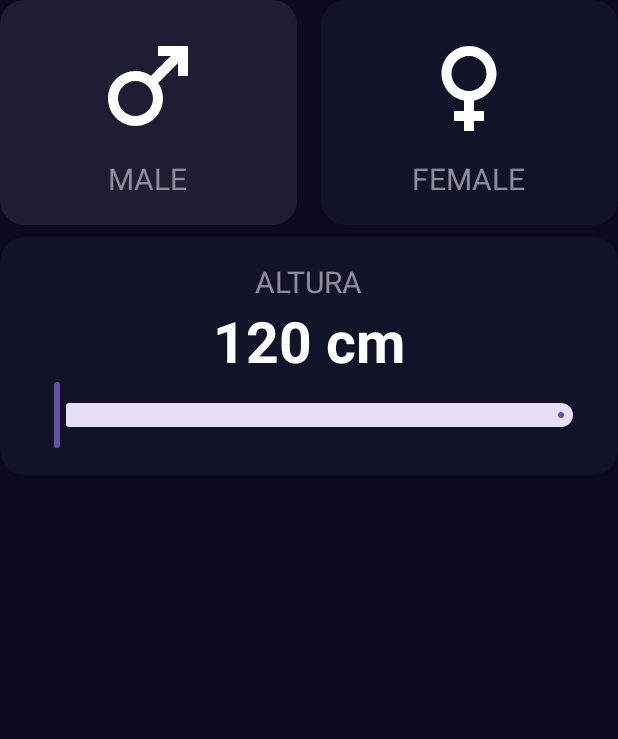
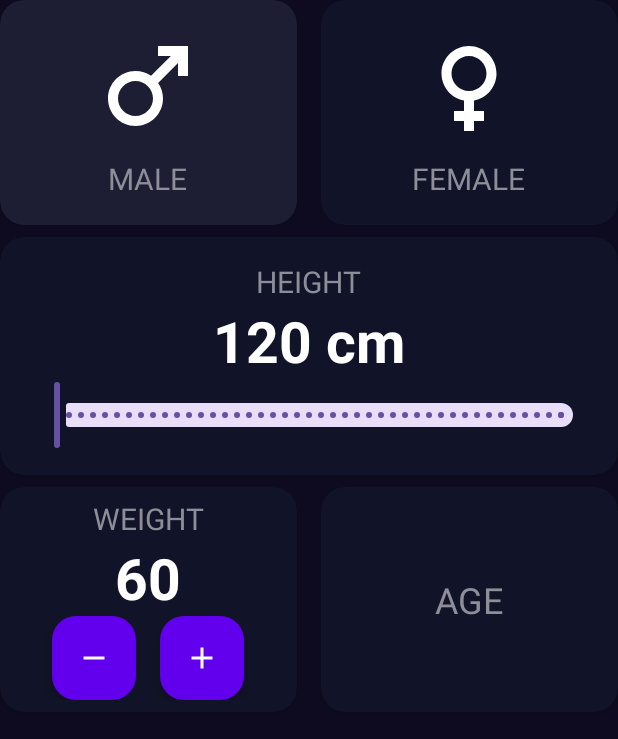
Before and after one commit to martinwilchesdev/android_basics, an Android app: the IMCCalculatorActivity screen opened directly, with no data from a screen before it, on a phone screen of 412 x 824 dp. Shown: the top 739 px of the screen. Run offline under Robolectric (Android 15) with nearby library versions, the phone set to English and light mode, and no system bars.

Commit message:
Componentes RangeSlider y FloatingActionButton

```diff
--- a/app/build.gradle.kts
+++ b/app/build.gradle.kts
@@ -1,4 +1,4 @@
-plugins {
+ plugins {
     alias(libs.plugins.android.application)
     alias(libs.plugins.jetbrains.kotlin.android)
 }
--- a/app/src/main/java/com/example/android/basics/IMCCalculator/IMCCalculatorActivity.kt
+++ b/app/src/main/java/com/example/android/basics/IMCCalculator/IMCCalculatorActivity.kt
@@ -1,26 +1,45 @@
 package com.example.android.basics.IMCCalculator
 
+import android.icu.text.DecimalFormat
+import android.os.Build
 import android.os.Bundle
-import android.util.Log
+import android.widget.TextView
 import androidx.activity.enableEdgeToEdge
+import androidx.annotation.RequiresApi
 import androidx.appcompat.app.AppCompatActivity
 import androidx.cardview.widget.CardView
 import androidx.core.content.ContextCompat
 import androidx.core.view.ViewCompat
 import androidx.core.view.WindowInsetsCompat
 import com.example.android.R
+import com.google.android.material.floatingactionbutton.FloatingActionButton
+import com.google.android.material.slider.RangeSlider
 
 class IMCCalculatorActivity : AppCompatActivity() {
+    // Variables que contienen valores iniciales o por defecto
     private var isMaleSelected = true
     private var isFemaleSelected = false
+    private var currentWeight = 60
 
     /**
      * Las variables declaradas con lateinit no es necesario que sean inicializadas de forma inmediata
      * permitiendo su inicilizacion en este caso fuera del metodo onCreate
      * */
+
+    // Componentes CardView que contienen la informacion del genero de la persona
     private lateinit var cardViewMale: CardView
     private lateinit var cardViewFemale: CardView
 
+    // Altura de la persona, (texto y rango)
+    private lateinit var textHeight: TextView
+    private lateinit var rangeHeight: RangeSlider
+
+    //  Peso y edad de la persona, (texto y botones de accion para incrementar o restar la edad)
+    private lateinit var btnSubtractWeight: FloatingActionButton
+    private lateinit var btnAddWeight: FloatingActionButton
+    private lateinit var weightText: TextView
+
+    @RequiresApi(Build.VERSION_CODES.N)
     override fun onCreate(savedInstanceState: Bundle?) {
         super.onCreate(savedInstanceState)
         enableEdgeToEdge()
@@ -39,9 +58,15 @@ class IMCCalculatorActivity : AppCompatActivity() {
     private fun initComponents() {
         cardViewMale = findViewById<CardView>(R.id.cardViewMale)
         cardViewFemale = findViewById<CardView>(R.id.cardViewFemale)
+        textHeight = findViewById<TextView>(R.id.height)
+        rangeHeight = findViewById<RangeSlider>(R.id.rangeHeight)
+        btnSubtractWeight = findViewById<FloatingActionButton>(R.id.btnSubtractWeight)
+        btnAddWeight = findViewById<FloatingActionButton>(R.id.btnAddWeight)
+        weightText = findViewById<TextView>(R.id.weightText)
     }
 
     // Inicializar los escuchadores de eventos de ambos componentes
+    @RequiresApi(Build.VERSION_CODES.N)
     private fun initListeners() {
         cardViewMale.setOnClickListener {
             changeGender()
@@ -51,6 +76,24 @@ class IMCCalculatorActivity : AppCompatActivity() {
             changeGender()
             setGenderColor()
         }
+        rangeHeight.addOnChangeListener { _, value, _ ->
+            // Remover los valores decimales mediante  DecimalFormat()
+            val decimalFormat = DecimalFormat("#.##")
+            textHeight.text = decimalFormat.format(value) + " cm"
+        }
+        btnSubtractWeight.setOnClickListener {
+            currentWeight -= 1
+            setWeight()
+        }
+        btnAddWeight.setOnClickListener {
+            currentWeight += 1
+            setWeight()
+        }
+    }
+
+    // Definir el valor del peso
+    private fun setWeight() {
+        weightText.text = currentWeight.toString()
     }
 
     // Cambiar el valor de las variables booleanas
@@ -68,7 +111,7 @@ class IMCCalculatorActivity : AppCompatActivity() {
 
     // Logica implementada para obtener la referencia de color que sera asignada al componente
     private fun getBackgroundColor(selected: Boolean): Int {
-        val colorReference = if(selected) {
+        val colorReference = if (selected) {
             R.color.background_component_selected
         } else {
             R.color.background_component
@@ -79,5 +122,6 @@ class IMCCalculatorActivity : AppCompatActivity() {
 
     private fun initUI() {
         setGenderColor()
+        setWeight()
     }
 }
--- /dev/null
+++ b/app/src/main/res/drawable/ic_subtract.xml
@@ -0,0 +1,5 @@
+<vector xmlns:android="http://schemas.android.com/apk/res/android" android:height="24dp" android:tint="#FFFFFF" android:viewportHeight="24" android:viewportWidth="24" android:width="24dp">
+
+    <path android:fillColor="@android:color/white" android:pathData="M19,13H5v-2h14v2z"/>
+
+</vector>
--- /dev/null
+++ b/app/src/main/res/drawable/id_add.xml
@@ -0,0 +1,5 @@
+<vector xmlns:android="http://schemas.android.com/apk/res/android" android:height="24dp" android:tint="#FFFFFF" android:viewportHeight="24" android:viewportWidth="24" android:width="24dp">
+
+    <path android:fillColor="@android:color/white" android:pathData="M19,13h-6v6h-2v-6H5v-2h6V5h2v6h6v2z"/>
+
+</vector>
--- a/app/src/main/res/layout/activity_imccalculator.xml
+++ b/app/src/main/res/layout/activity_imccalculator.xml
@@ -78,6 +78,7 @@
     </androidx.cardview.widget.CardView>
 
     <androidx.cardview.widget.CardView
+        android:id="@id/heightView"
         android:layout_width="match_parent"
         android:layout_height="wrap_content"
         android:layout_marginTop="8dp"
@@ -112,10 +113,107 @@
                 android:textStyle="bold" />
 
             <com.google.android.material.slider.RangeSlider
+                android:id="@+id/rangeHeight"
                 android:layout_width="match_parent"
-                android:layout_height="wrap_content" />
+                android:layout_height="wrap_content"
+                android:stepSize="1"
+                android:valueFrom="120"
+                android:valueTo="200" />
 
         </androidx.appcompat.widget.LinearLayoutCompat>
 
     </androidx.cardview.widget.CardView>
+
+    <androidx.cardview.widget.CardView
+        android:id="@+id/weight"
+        android:layout_width="0dp"
+        android:layout_height="150dp"
+        android:layout_marginTop="8dp"
+        app:cardBackgroundColor="@color/background_component"
+        app:cardCornerRadius="@dimen/corner_radius"
+        app:layout_constraintEnd_toStartOf="@+id/age"
+        app:layout_constraintStart_toStartOf="parent"
+        app:layout_constraintTop_toBottomOf="@+id/heightView">
+
+        <androidx.appcompat.widget.LinearLayoutCompat
+            android:layout_width="match_parent"
+            android:layout_height="match_parent"
+            android:gravity="center"
+            android:orientation="vertical">
+
+            <TextView
+                android:layout_width="wrap_content"
+                android:layout_height="wrap_content"
+                android:text="@string/weight"
+                android:textAllCaps="true"
+                android:textColor="@color/title_text"
+                android:textSize="20sp" />
+
+            <TextView
+                android:id="@+id/weightText"
+                android:layout_width="wrap_content"
+                android:layout_height="wrap_content"
+                android:textColor="@color/white"
+                android:textSize="38sp"
+                android:textStyle="bold"
+                tools:text="50" />
+
+            <androidx.appcompat.widget.LinearLayoutCompat
+                android:layout_width="match_parent"
+                android:layout_height="wrap_content"
+                android:gravity="center"
+                android:orientation="horizontal">
+
+                <com.google.android.material.floatingactionbutton.FloatingActionButton
+                    android:id="@+id/btnSubtractWeight"
+                    android:layout_width="wrap_content"
+                    android:layout_height="wrap_content"
+                    android:layout_marginEnd="16dp"
+                    android:backgroundTint="@color/background_fab"
+                    android:src="@drawable/ic_subtract"
+                    app:tint="@color/white" />
+
+                <com.google.android.material.floatingactionbutton.FloatingActionButton
+                    android:id="@+id/btnAddWeight"
+                    android:layout_width="wrap_content"
+                    android:layout_height="wrap_content"
+                    android:backgroundTint="@color/background_fab"
+                    android:src="@drawable/id_add"
+                    app:tint="@color/white" />
+
+            </androidx.appcompat.widget.LinearLayoutCompat>
+
+        </androidx.appcompat.widget.LinearLayoutCompat>
+
+    </androidx.cardview.widget.CardView>
+
+    <androidx.cardview.widget.CardView
+        android:id="@+id/age"
+        android:layout_width="0dp"
+        android:layout_height="150dp"
+        android:layout_marginStart="16dp"
+        android:layout_marginTop="8dp"
+        app:cardBackgroundColor="@color/background_component"
+        app:cardCornerRadius="@dimen/corner_radius"
+        app:layout_constraintEnd_toEndOf="parent"
+        app:layout_constraintStart_toEndOf="@+id/weight"
+        app:layout_constraintTop_toBottomOf="@id/heightView">
+
+        <LinearLayout
+            android:layout_width="match_parent"
+            android:layout_height="match_parent"
+            android:gravity="center"
+            android:orientation="vertical">
+
+            <TextView
+                android:layout_width="wrap_content"
+                android:layout_height="wrap_content"
+                android:text="Age"
+                android:textAllCaps="true"
+                android:textColor="@color/title_text"
+                android:textSize="24sp" />
+
+        </LinearLayout>
+
+    </androidx.cardview.widget.CardView>
 </androidx.constraintlayout.widget.ConstraintLayout>
--- a/app/src/main/res/values/colors.xml
+++ b/app/src/main/res/values/colors.xml
@@ -8,4 +8,5 @@
     <color name="background_app">#0E0B20</color>
     <color name="background_button">#EB1555</color>
     <color name="title_text">#FF8D8E98</color>
+    <color name="background_fab">#FF6200EE</color>
 </resources>
--- a/app/src/main/res/values/strings.xml
+++ b/app/src/main/res/values/strings.xml
@@ -45,5 +45,6 @@
     </string>
     <string name="male">MALE</string>
     <string name="female">FEMALE</string>
-    <string name="altura">Altura</string>
+    <string name="altura">HEIGHT</string>
+    <string name="weight">Weight</string>
 </resources>
```
Also changed, not shown: 1 other file.
